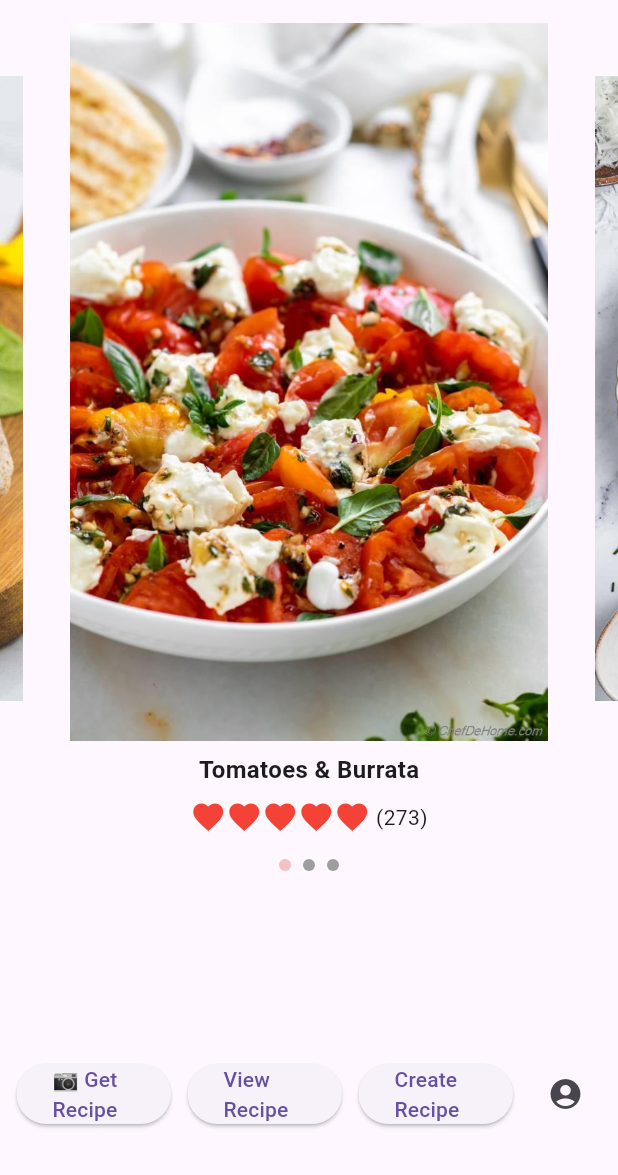
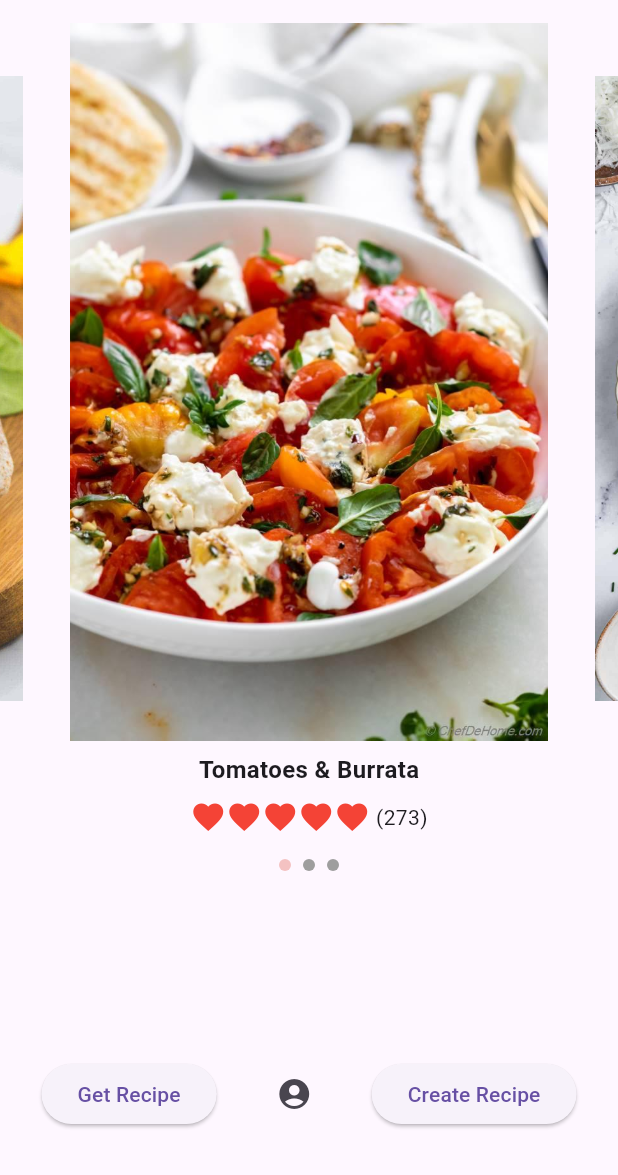
Before and after one commit to YuJieWu5/ten_mins_five_ingredients, a Flutter app: the HomePage screen opened by its route, on a phone screen of 412 x 824 dp, the part 61-1236 px from its top. Run offline on Flutter 3.47's test engine with Material 3 defaults, Android fonts, the phone set to English and light mode, and no system bars; drawn by our look-alikes of carousel_slider; our stand-ins replace go_router.

Commit message:
update homepage actions

```diff
--- a/lib/homepage_bottom_action_bar.dart
+++ b/lib/homepage_bottom_action_bar.dart
@@ -1,6 +1,4 @@
 import 'package:flutter/material.dart';
-import 'photo_capture_page.dart';
-import 'recipe_list_page.dart';
 import 'package:go_router/go_router.dart';
 
 class BottomActionBar extends StatelessWidget {
@@ -9,39 +7,21 @@ class BottomActionBar extends StatelessWidget {
     return Row(
       mainAxisAlignment: MainAxisAlignment.spaceEvenly,
       children: <Widget>[
-        Flexible(
-          child: ElevatedButton(
-          child: Text('📷 Get Recipe'),
-          onPressed: () => context.go('/getRecipe')
-        )
-        ),
-        Flexible(
-          child: ElevatedButton(
-            child: Text('View Recipe'),
+        ElevatedButton(
+            child: Text('Get Recipe'),
+            onPressed: () => context.go('/getRecipe')),
+        IconButton(
+          icon: Icon(Icons.account_circle),
           onPressed: () {
-              Navigator.push(
-                context,
-                MaterialPageRoute(builder: (context) => RecipeList()),
-              );
+            // TODO: Placeholder to navigate to profile
           },
         ),
-        ),
-        Flexible(
-          child: ElevatedButton(
+        ElevatedButton(
           child: Text('Create Recipe'),
           onPressed: () {
             // TODO: Placeholder to implement create function
           },
         ),
-        ),
-        Flexible(
-          child: IconButton(
-            icon: Icon(Icons.account_circle),
-            onPressed: () {
-              // TODO: Placeholder to navigate to profile
-            },
-          ),
-        ),
       ],
     );
   }
```
Lines whose indentation alone changed are shown as unchanged.
